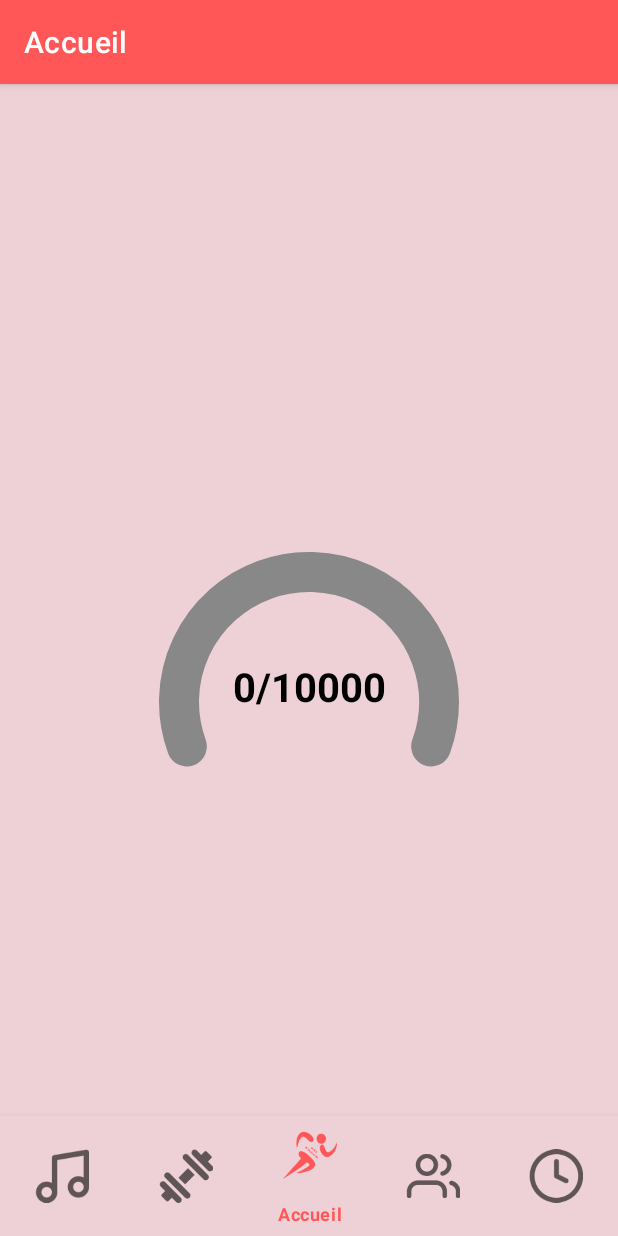
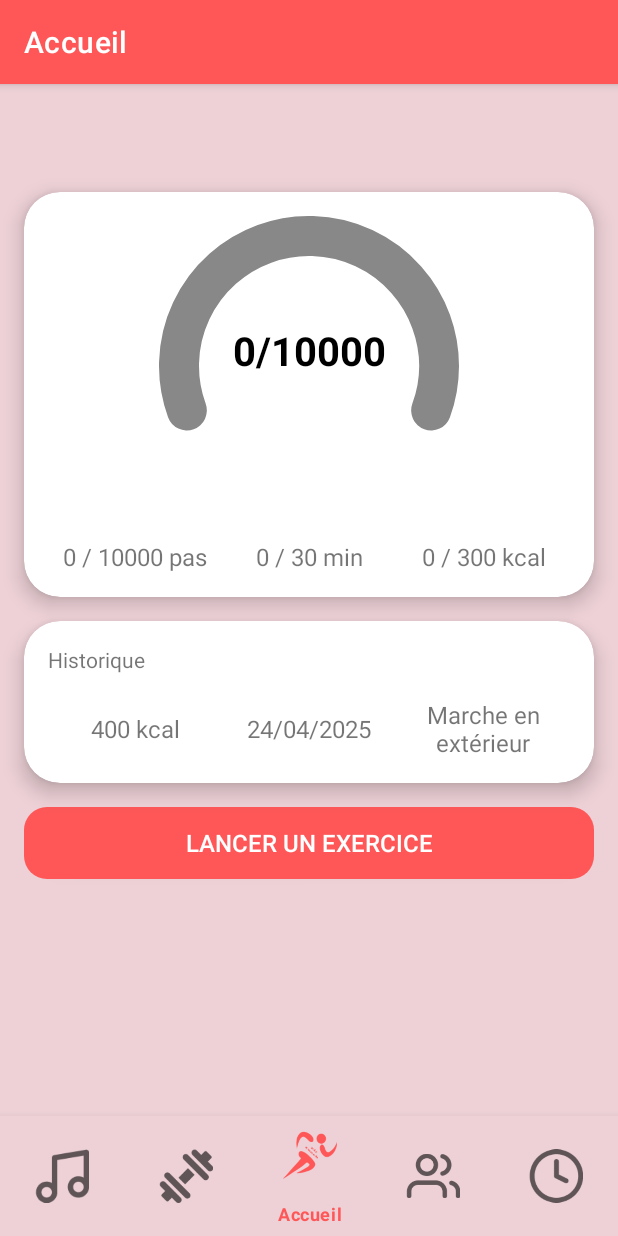
Before and after one commit to Babalang/FitCoach, an Android app: the screen it shows after launch (MainActivity), on a phone screen of 412 x 824 dp. Run offline under Robolectric (Android 15) with nearby library versions, the phone set to English and light mode, and no system bars; our stand-ins replace navigation-ui.

Commit message:
V0 homePage

```diff
--- /dev/null
+++ b/app/src/main/java/com/example/fitcoach/Datas/AppDataManager.java
@@ -0,0 +1,49 @@
+package com.example.fitcoach.Datas;
+
+import android.content.Context;
+import android.content.SharedPreferences;
+
+public class AppDataManager {
+    private static final String PREF_NAME = "fitcoach_data";
+    private static final String KEY_STEPS = "steps";
+    private static final String KEY_EXERCISE = "exercise_minutes";
+    private static final String KEY_CALORIES = "calories";
+
+    private static AppDataManager instance;
+    private final SharedPreferences prefs;
+
+    private AppDataManager(Context context) {
+        prefs = context.getApplicationContext().getSharedPreferences(PREF_NAME, Context.MODE_PRIVATE);
+    }
+
+    public static AppDataManager getInstance(Context context) {
+        if (instance == null) {
+            instance = new AppDataManager(context);
+        }
+        return instance;
+    }
+
+    public void saveSteps(int steps) {
+        prefs.edit().putInt(KEY_STEPS, steps).apply();
+    }
+
+    public int getSteps() {
+        return prefs.getInt(KEY_STEPS, 0);
+    }
+
+    public void saveExerciseMinutes(int minutes) {
+        prefs.edit().putInt(KEY_EXERCISE, minutes).apply();
+    }
+
+    public int getExerciseMinutes() {
+        return prefs.getInt(KEY_EXERCISE, 0);
+    }
+
+    public void saveCalories(int calories) {
+        prefs.edit().putInt(KEY_CALORIES, calories).apply();
+    }
+
+    public int getCalories() {
+        return prefs.getInt(KEY_CALORIES, 0);
+    }
+}
--- a/app/src/main/java/com/example/fitcoach/Services/StepCounterService.java
+++ b/app/src/main/java/com/example/fitcoach/Services/StepCounterService.java
@@ -16,6 +16,7 @@ import android.widget.RemoteViews;
 
 import androidx.localbroadcastmanager.content.LocalBroadcastManager;
 
+import com.example.fitcoach.Datas.AppDataManager;
 import com.example.fitcoach.R;
 import com.example.fitcoach.widget.StepWidgetProvider;
 
@@ -29,6 +30,10 @@ public class StepCounterService extends Service implements SensorEventListener {
     private SharedPreferences sharedPreferences;
     private static final String STEP_PREFS = "step_counter_prefs";
     private static final String CURRENT_STEPS_KEY = "current_steps";
+    private static final String BASE_STEP_KEY = "base_step_count";
+    private static final String LAST_RESET_DATE_KEY = "last_reset_date";
+    private AppDataManager appDataManager;
+
 
     @Override
     public void onCreate() {
@@ -37,7 +42,11 @@ public class StepCounterService extends Service implements SensorEventListener {
         stepCounterSensor = sensorManager.getDefaultSensor(Sensor.TYPE_STEP_COUNTER);
         sharedPreferences = getSharedPreferences(STEP_PREFS, Context.MODE_PRIVATE);
         Log.d("StepCounterService", "onCreate: service created");
-        currentSteps = sharedPreferences.getInt(CURRENT_STEPS_KEY, 0);
+        // Initialiser AppDataManager
+        appDataManager = AppDataManager.getInstance(getApplicationContext());
+
+        // Récupérer les données existantes depuis AppDataManager
+        currentSteps = appDataManager.getSteps();
     }
 
     @Override
@@ -55,12 +64,27 @@ public class StepCounterService extends Service implements SensorEventListener {
     public void onSensorChanged(SensorEvent event) {
         if (event.sensor.getType() == Sensor.TYPE_STEP_COUNTER) {
             int totalSteps = (int) event.values[0];
-            currentSteps = totalSteps; // ou logique différente si tu veux faire un delta
-            saveStepCount();
+
+            SharedPreferences.Editor editor = sharedPreferences.edit();
+            String today = getTodayDate();
+            String lastResetDate = sharedPreferences.getString(LAST_RESET_DATE_KEY, "");
+
+            int baseSteps = sharedPreferences.getInt(BASE_STEP_KEY, -1);
+
+            // Reset journalier si nécessaire
+            if (!today.equals(lastResetDate) || baseSteps == -1) {
+                editor.putInt(BASE_STEP_KEY, totalSteps);
+                editor.putString(LAST_RESET_DATE_KEY, today);
+                baseSteps = totalSteps;
+            }
+
+            currentSteps = totalSteps - baseSteps;
+            appDataManager.saveSteps(currentSteps);
+
             sendStepCountUpdate();
         }
+    }
 
-    }
 
     private void saveStepCount() {
         SharedPreferences.Editor editor = sharedPreferences.edit();
@@ -103,9 +127,16 @@ public class StepCounterService extends Service implements SensorEventListener {
         ComponentName componentName = new ComponentName(this, StepWidgetProvider.class);
 
         RemoteViews views = new RemoteViews(getPackageName(), R.layout.widget_step);
-        views.setTextViewText(R.id.steps_text, String.valueOf(currentSteps));
+        views.setTextViewText(R.id.steps_text, currentSteps+" pas");
         views.setProgressBar(R.id.step_progress_bar, 10000, currentSteps, false);
 
         appWidgetManager.updateAppWidget(componentName, views);
     }
+
+    private String getTodayDate() {
+        java.text.SimpleDateFormat sdf = new java.text.SimpleDateFormat("yyyy-MM-dd", java.util.Locale.getDefault());
+        return sdf.format(new java.util.Date());
+    }
+
+
 }
--- a/app/src/main/java/com/example/fitcoach/ui/home/HomeFragment.java
+++ b/app/src/main/java/com/example/fitcoach/ui/home/HomeFragment.java
@@ -4,54 +4,71 @@ import android.content.BroadcastReceiver;
 import android.content.Context;
 import android.content.Intent;
 import android.content.IntentFilter;
-import android.content.SharedPreferences;
 import android.os.Bundle;
 import android.util.Log;
 import android.view.LayoutInflater;
 import android.view.View;
 import android.view.ViewGroup;
-import android.widget.TextView;
 import android.widget.Toast;
 
 import androidx.annotation.NonNull;
 import androidx.fragment.app.Fragment;
 import androidx.lifecycle.ViewModelProvider;
 import androidx.localbroadcastmanager.content.LocalBroadcastManager;
+import androidx.navigation.NavController;
+import androidx.navigation.Navigation;
 
+import com.example.fitcoach.Datas.AppDataManager;
 import com.example.fitcoach.MainActivity;
+import com.example.fitcoach.R;
 import com.example.fitcoach.Services.StepCounterService;
 import com.example.fitcoach.databinding.FragmentHomeBinding;
+import com.example.fitcoach.ui.history.HistoryFragment;
+import androidx.navigation.fragment.NavHostFragment;
+
 
 public class HomeFragment extends Fragment {
 
     private FragmentHomeBinding binding;
     private StepCountReceiver stepCountReceiver;
-    private com.example.fitcoach.utils.CircularGauge circularGauge;
     private boolean isReceiverRegistered = false;
     private LocalBroadcastManager localBroadcastManager;
-    private int currentSteps;
-    private SharedPreferences sharedPreferences;
+    private HomeViewModel homeViewModel;
     private static final String TAG = "HomeFragment";
 
     @Override
     public View onCreateView(@NonNull LayoutInflater inflater,
                              ViewGroup container, Bundle savedInstanceState) {
         Log.d(TAG, "onCreateView: called");
-        HomeViewModel homeViewModel =
-                new ViewModelProvider(this).get(HomeViewModel.class);
 
+        // ViewModel
+        homeViewModel = new ViewModelProvider(this).get(HomeViewModel.class);
+
+        // View Binding
         binding = FragmentHomeBinding.inflate(inflater, container, false);
         View root = binding.getRoot();
 
-        sharedPreferences = requireContext().getSharedPreferences("step_prefs", Context.MODE_PRIVATE);
-        currentSteps = sharedPreferences.getInt("current_steps", 0);
+        AppDataManager appDataManager = AppDataManager.getInstance(requireContext());
+        int currentSteps = appDataManager.getSteps();  // Obtenir les pas depuis AppDataManager
+        homeViewModel.setStepCount(currentSteps); // Initialiser le ViewModel avec les données sauvegardées
 
-        circularGauge = binding.circularGauge;
-        circularGauge.setValue(currentSteps);
-        circularGauge.setTotal(10000);
+        // Observe ViewModel
+        homeViewModel.getStepCount().observe(getViewLifecycleOwner(), stepCount -> {
+            if (binding != null) {
+                binding.circularGauge.setValue(stepCount);
+                binding.circularGauge.setTotal(10000);
+                binding.stepsInfo.setText(stepCount + " / 10000 pas");
+            }
+        });
 
-        final TextView textView = binding.textHome;
-        homeViewModel.getText().observe(getViewLifecycleOwner(), textView::setText);
+        binding.cardContainerHistory.setOnClickListener(v -> {
+            NavHostFragment.findNavController(HomeFragment.this)
+                    .navigate(R.id.action_home_to_history);
+        });
+        binding.buttonBottom.setOnClickListener(v -> {
+            NavHostFragment.findNavController(HomeFragment.this)
+                    .navigate(R.id.action_home_to_exercise);
+        });
 
         return root;
     }
@@ -66,9 +83,8 @@ public class HomeFragment extends Fragment {
     @Override
     public void onDestroyView() {
         super.onDestroyView();
+        unregisterReceiver();
         binding = null;
-        // Désenregistrer le BroadcastReceiver
-        unregisterReceiver();
     }
 
     private class StepCountReceiver extends BroadcastReceiver {
@@ -76,7 +92,13 @@ public class HomeFragment extends Fragment {
         public void onReceive(Context context, Intent intent) {
             if (StepCounterService.ACTION_STEP_COUNT_UPDATE.equals(intent.getAction())) {
                 int stepCount = intent.getIntExtra(StepCounterService.EXTRA_STEP_COUNT, 0);
-                circularGauge.setValue(stepCount);
+
+                // Update ViewModel
+                homeViewModel.setStepCount(stepCount);
+
+                // Save to SharedPreferences
+                AppDataManager appDataManager = AppDataManager.getInstance(requireContext());
+                appDataManager.saveSteps(stepCount);
             }
         }
     }
@@ -90,21 +112,18 @@ public class HomeFragment extends Fragment {
         }
     }
 
-
     private void unregisterReceiver() {
         if (isReceiverRegistered) {
             localBroadcastManager.unregisterReceiver(stepCountReceiver);
             isReceiverRegistered = false;
         } else {
-            Toast.makeText(requireContext(), "unregisterReceiver not unregistering : isRegistered : " + isReceiverRegistered, Toast.LENGTH_LONG).show();
+            Toast.makeText(requireContext(), "Receiver not registered", Toast.LENGTH_SHORT).show();
         }
     }
 
     public boolean isServiceStarted() {
-        if(getActivity() != null){
-            if (getActivity() instanceof MainActivity) {
-                return ((MainActivity) getActivity()).isServiceStarted();
-            }
+        if (getActivity() instanceof MainActivity) {
+            return ((MainActivity) getActivity()).isServiceStarted();
         }
         return false;
     }
--- a/app/src/main/java/com/example/fitcoach/ui/home/HomeViewModel.java
+++ b/app/src/main/java/com/example/fitcoach/ui/home/HomeViewModel.java
@@ -5,15 +5,18 @@ import androidx.lifecycle.MutableLiveData;
 import androidx.lifecycle.ViewModel;
 
 public class HomeViewModel extends ViewModel {
+    private final MutableLiveData<Integer> stepCount = new MutableLiveData<>(0);
 
-    private final MutableLiveData<String> mText;
-
-    public HomeViewModel() {
-        mText = new MutableLiveData<>();
-        mText.setValue("");
+    public LiveData<Integer> getStepCount() {
+        return stepCount;
     }
 
-    public LiveData<String> getText() {
-        return mText;
+    public void setStepCount(int steps) {
+        stepCount.setValue(steps);
+    }
+
+    public void incrementSteps(int value) {
+        Integer current = stepCount.getValue();
+        stepCount.setValue((current != null ? current : 0) + value);
     }
 }
--- /dev/null
+++ b/app/src/main/res/drawable/rounded_button.xml
@@ -0,0 +1,5 @@
+<?xml version="1.0" encoding="utf-8"?>
+<shape xmlns:android="http://schemas.android.com/apk/res/android">
+    <solid android:color="@color/colorPrimary"/>  <!-- Couleur du fond du bouton -->
+    <corners android:radius="15dp"/>  <!-- Bordures arrondies -->
+</shape>
--- a/app/src/main/res/layout/fragment_home.xml
+++ b/app/src/main/res/layout/fragment_home.xml
@@ -1,31 +1,144 @@
 <?xml version="1.0" encoding="utf-8"?>
 <androidx.constraintlayout.widget.ConstraintLayout xmlns:android="http://schemas.android.com/apk/res/android"
     xmlns:app="http://schemas.android.com/apk/res-auto"
-    xmlns:tools="http://schemas.android.com/tools"
     android:layout_width="match_parent"
-    android:layout_height="match_parent"
-    tools:context=".ui.home.HomeFragment">
+    android:layout_height="match_parent">
+
+    <!-- CardView pour les informations principales -->
+    <androidx.cardview.widget.CardView
+        android:id="@+id/card_container"
+        android:layout_width="0dp"
+        android:layout_height="wrap_content"
+        android:layout_margin="16dp"
+        app:cardCornerRadius="24dp"
+        app:cardElevation="8dp"
+        app:layout_constraintEnd_toEndOf="parent"
+        app:layout_constraintStart_toStartOf="parent"
+        app:layout_constraintTop_toTopOf="parent">
+
+        <LinearLayout
+            android:layout_width="match_parent"
+            android:layout_height="wrap_content"
+            android:gravity="center_horizontal"
+            android:orientation="vertical"
+            android:padding="16dp">
 
             <com.example.fitcoach.utils.CircularGauge
                 android:id="@+id/circularGauge"
                 android:layout_width="200dp"
-        android:layout_height="200dp"
-        app:layout_constraintLeft_toLeftOf="parent"
-        app:layout_constraintRight_toRightOf="parent"
-        app:layout_constraintTop_toTopOf="parent"
-        app:layout_constraintBottom_toBottomOf="parent" />
+                android:layout_height="200dp" />
+
+            <LinearLayout
+                android:layout_width="match_parent"
+                android:layout_height="wrap_content"
+                android:layout_marginTop="16dp"
+                android:gravity="center"
+                android:orientation="horizontal"
+                android:weightSum="3">
 
                 <TextView
-        android:id="@+id/text_home"
+                    android:id="@+id/steps_info"
+                    android:layout_width="0dp"
+                    android:layout_height="wrap_content"
+                    android:layout_weight="1"
+                    android:text="0 / 10000 pas"
+                    android:textAlignment="center"
+                    android:textSize="16sp" />
+
+                <TextView
+                    android:id="@+id/exercise_info"
+                    android:layout_width="0dp"
+                    android:layout_height="wrap_content"
+                    android:layout_weight="1"
+                    android:text="0 / 30 min"
+                    android:textAlignment="center"
+                    android:textSize="16sp" />
+
+                <TextView
+                    android:id="@+id/calories_info"
+                    android:layout_width="0dp"
+                    android:layout_height="wrap_content"
+                    android:layout_weight="1"
+                    android:text="0 / 300 kcal"
+                    android:textAlignment="center"
+                    android:textSize="16sp" />
+            </LinearLayout>
+        </LinearLayout>
+    </androidx.cardview.widget.CardView>
+
+    <!-- CardView pour l'historique -->
+    <androidx.cardview.widget.CardView
+        android:id="@+id/card_container_history"
+        android:layout_width="0dp"
+        android:layout_height="wrap_content"
+        android:layout_margin="16dp"
+        app:cardCornerRadius="24dp"
+        app:cardElevation="8dp"
+        app:layout_constraintEnd_toEndOf="parent"
+        app:layout_constraintStart_toStartOf="parent"
+        app:layout_constraintTop_toBottomOf="@+id/card_container">
+
+        <LinearLayout
             android:layout_width="match_parent"
             android:layout_height="wrap_content"
-        android:layout_marginStart="8dp"
-        android:layout_marginTop="8dp"
-        android:layout_marginEnd="8dp"
+            android:gravity="center_horizontal"
+            android:orientation="vertical"
+            android:padding="16dp">
+
+            <TextView
+                android:id="@+id/history_title"
+                android:layout_width="match_parent"
+                android:layout_height="wrap_content"
+                android:text="Historique"/>
+
+            <LinearLayout
+                android:layout_width="match_parent"
+                android:layout_height="wrap_content"
+                android:layout_marginTop="16dp"
+                android:gravity="center"
+                android:orientation="horizontal"
+                android:weightSum="3">
+
+                <TextView
+                    android:id="@+id/cal_info"
+                    android:layout_width="0dp"
+                    android:layout_height="wrap_content"
+                    android:layout_weight="1"
+                    android:text="400 kcal"
                     android:textAlignment="center"
-        android:textSize="20sp"
-        app:layout_constraintBottom_toBottomOf="parent"
+                    android:textSize="16sp" />
+
+                <TextView
+                    android:id="@+id/date_info"
+                    android:layout_width="0dp"
+                    android:layout_height="wrap_content"
+                    android:layout_weight="1"
+                    android:text="24/04/2025"
+                    android:textAlignment="center"
+                    android:textSize="16sp" />
+
+                <TextView
+                    android:id="@+id/exercise_name_info"
+                    android:layout_width="0dp"
+                    android:layout_height="wrap_content"
+                    android:layout_weight="1"
+                    android:text="Marche en extérieur"
+                    android:textAlignment="center"
+                    android:textSize="16sp" />
+            </LinearLayout>
+        </LinearLayout>
+    </androidx.cardview.widget.CardView>
+
+    <androidx.appcompat.widget.AppCompatButton
+        android:id="@+id/button_bottom"
+        android:layout_width="0dp"
+        android:layout_height="wrap_content"
+        android:layout_margin="16dp"
+        android:text="Lancer un exercice"
+        android:textColor="@android:color/white"
+        android:textSize="16sp"
+        android:background="@drawable/rounded_button"
+        app:layout_constraintStart_toStartOf="parent"
         app:layout_constraintEnd_toEndOf="parent"
-        app:layout_constraintStart_toStartOf="parent"
-        app:layout_constraintTop_toTopOf="parent" />
+        app:layout_constraintTop_toBottomOf="@id/card_container_history" />
 </androidx.constraintlayout.widget.ConstraintLayout>
--- a/app/src/main/res/navigation/mobile_navigation.xml
+++ b/app/src/main/res/navigation/mobile_navigation.xml
@@ -9,7 +9,20 @@
         android:id="@+id/navigation_home"
         android:name="com.example.fitcoach.ui.home.HomeFragment"
         android:label="@string/title_home"
-        tools:layout="@layout/fragment_home" />
+        tools:layout="@layout/fragment_home" >
+    <action
+        android:id="@+id/action_home_to_history"
+        app:destination="@id/navigation_history"
+        app:popUpTo="@id/navigation_home"
+        app:popUpToInclusive="true"
+        app:launchSingleTop="true"/>
+        <action
+            android:id="@+id/action_home_to_exercise"
+            app:destination="@id/navigation_exercise"
+            app:popUpTo="@id/navigation_home"
+            app:popUpToInclusive="true"
+            app:launchSingleTop="true"/>
+    </fragment>
 
     <fragment
         android:id="@+id/navigation_social"
```
Lines whose indentation alone changed are shown as unchanged.
